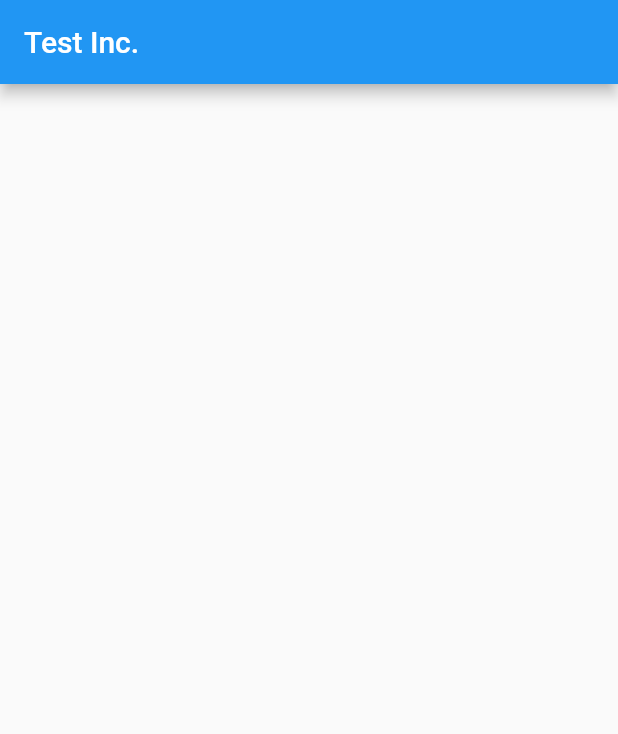
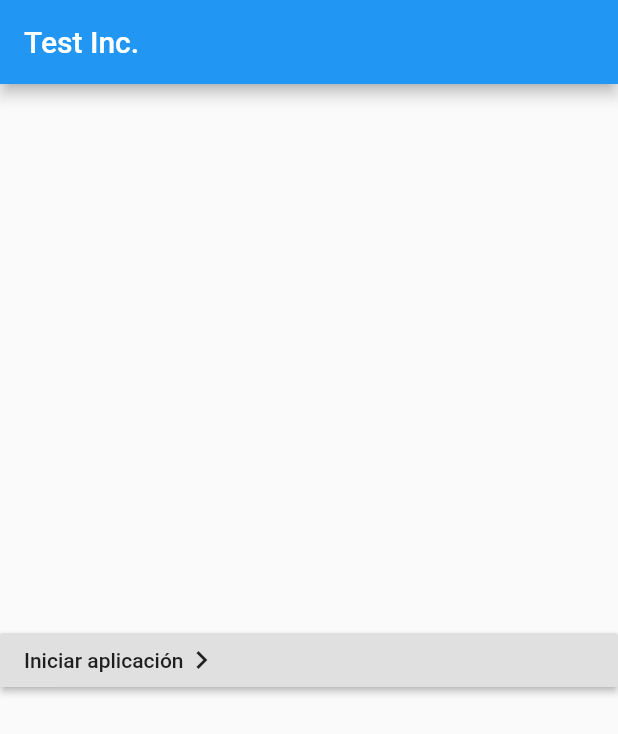
Before and after one commit to gallottohugo/test_inc, a Flutter app: the screen it shows after launch, on a phone screen of 412 x 824 dp. Shown: the top 734 px of the screen. Run offline on Flutter 3.47's test engine with Material 2 defaults, Android fonts, the phone set to English and light mode, and no system bars.

Commit message:
Add Navigator between pages

```diff
--- a/lib/main.dart
+++ b/lib/main.dart
@@ -1,4 +1,5 @@
 import 'package:flutter/material.dart';
+import 'package:test_inc/src/pages/client_list_page.dart';
 
 void main() { runApp(MyApp()); }
 
@@ -30,7 +31,19 @@ class _MyHomePageState extends State<MyHomePage> {
   	Widget build(BuildContext context) {
     	return Scaffold(
       		appBar: AppBar(title: Text('Test Inc.')),
-      		body: Center(),
+      		body: Center(
+				child: RaisedButton(
+					child: Row(
+						children: [
+							Text('Iniciar aplicación'),
+							Icon(Icons.chevron_right)
+						],
+					),
+					onPressed: (){
+						Navigator.pushNamed(context, ClientListPage.routeName);
+					},
+				),
+			),
     	);
   	}
 }
--- a/lib/src/pages/client_detail_page.dart
+++ b/lib/src/pages/client_detail_page.dart
@@ -9,6 +9,9 @@ class ClientDetailPage extends StatefulWidget {
 class _ClientDetailPageState extends State<ClientDetailPage> {
   	@override
   	Widget build(BuildContext context) {
-    	return Scaffold();
+    	return Scaffold(
+			appBar: AppBar(title: Text('Detalle de cliente')),
+			body: Container(),
+		);
   	}
 }
--- a/lib/src/pages/client_list_page.dart
+++ b/lib/src/pages/client_list_page.dart
@@ -10,6 +10,9 @@ class ClientListPage extends StatefulWidget {
 class _ClientListPageState extends State<ClientListPage> {
   	@override
   	Widget build(BuildContext context) {
-		return Scaffold();
+		return Scaffold(
+			appBar: AppBar(title: Text('Listado de clientes')),
+			body: Container(),
+		);
   	}
 }
```
